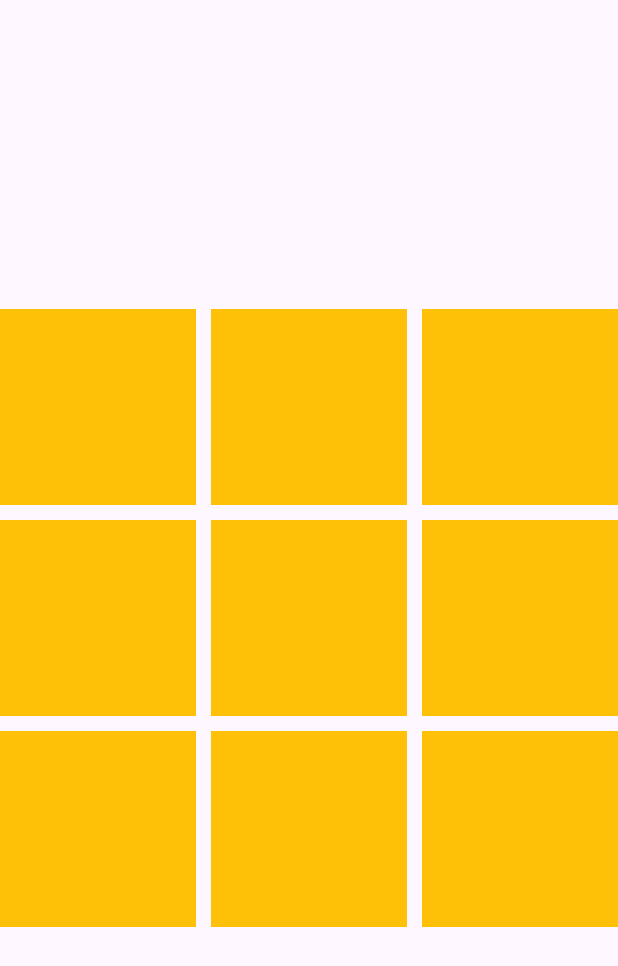
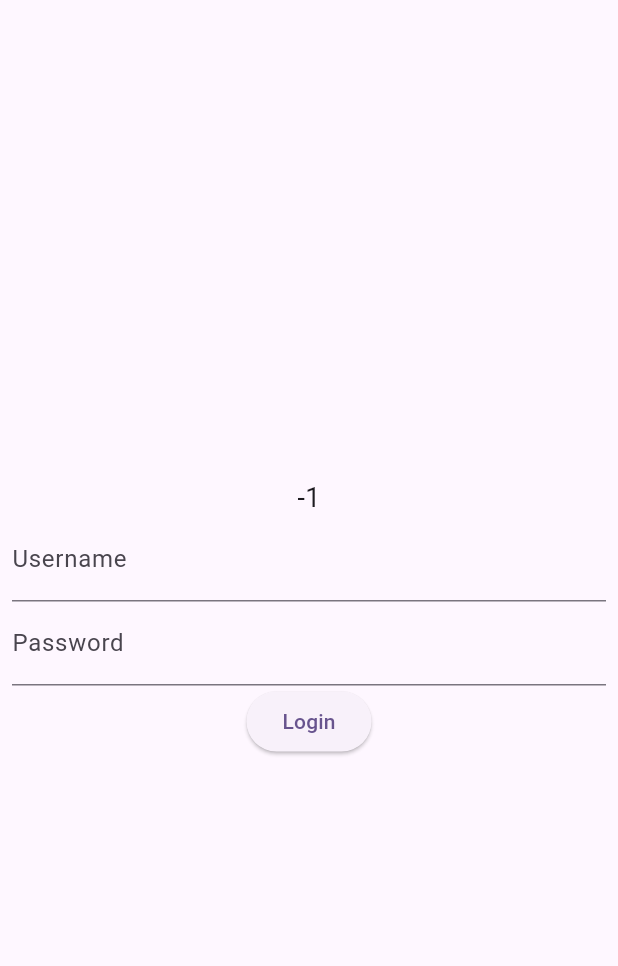
Before and after one commit to sidkulkarni11/FlutterDemoProject, a Flutter app: the screen it shows after launch, on a phone screen of 412 x 824 dp. Shown: the top 966 px of the screen. Run offline on Flutter 3.47's test engine with Material 3 defaults, Android fonts, the phone set to English and light mode, and no system bars; our stand-ins replace shared_preferences.

Commit message:
Local Storage Demo

```diff
--- a/lib/dashboard.dart
+++ /dev/null
@@ -1,62 +0,0 @@
-import 'package:flutter/cupertino.dart';
-import 'package:flutter/material.dart';
-
-class Dashboard extends StatefulWidget {
-  const Dashboard({super.key});
-
-  @override
-  State<Dashboard> createState() => _DashboardState();
-}
-
-class _DashboardState extends State<Dashboard> {
-  List ofXO = List.generate(9, (index) => "");
-  bool whosTurn = true;
-
-  @override
-  Widget build(BuildContext context) {
-    return Scaffold(
-      body: Center(
-        child: GridView(
-          shrinkWrap: true,
-          physics: NeverScrollableScrollPhysics(),
-          gridDelegate: SliverGridDelegateWithFixedCrossAxisCount(
-              crossAxisCount: 3,
-              crossAxisSpacing: 10,
-              mainAxisSpacing: 10
-          ),
-          children: [
-            for(int i = 0; i < 9; i++)...[
-              Center(
-                child: GestureDetector(
-                  onTap: () {
-                    if (ofXO[i] == "")
-                      if (whosTurn) {
-                        ofXO[i] = "X";
-                        whosTurn = false;
-                      }
-                      else {
-                        ofXO[i] = "0";
-                        whosTurn = true;
-                      }
-                    setState(() {});
-                  },
-                  child: Container(
-                    alignment: Alignment.center,
-                    color: Colors.amber,
-                    child: Text(
-                      ofXO[i],
-                      style: TextStyle(
-                          fontSize: 35,
-                          color: Colors.black
-                      ),
-                    ),
-                  ),
-                ),
-              )
-            ]
-          ],
-        ),
-      ),
-    );
-  }
-}
--- /dev/null
+++ b/lib/local_storage_demo.dart
@@ -0,0 +1,72 @@
+import 'package:flutter/cupertino.dart';
+import 'package:flutter/material.dart';
+import 'package:shared_preferences/shared_preferences.dart';
+
+class Localstoragedemo extends StatefulWidget {
+  const Localstoragedemo({super.key});
+
+  @override
+  State<Localstoragedemo> createState() => _LocalstoragedemoState();
+}
+
+class _LocalstoragedemoState extends State<Localstoragedemo> {
+  final usernameController = TextEditingController();
+  final passwordController = TextEditingController();
+  int number = 0;
+
+  setData() async {
+    final SharedPreferences preferences = await SharedPreferences.getInstance();
+    number++;
+    await preferences.setInt("counter", number);
+    setState(() {});
+  }
+
+  getData() async {
+    final SharedPreferences preferences = await SharedPreferences.getInstance();
+    number = preferences.getInt('counter') ?? -1 ;
+
+
+    setState(() {});
+  }
+
+  @override
+  void initState() {
+    getData();
+  }
+
+  @override
+  Widget build(BuildContext context) {
+    return Scaffold(
+      body: Padding(
+        padding: const EdgeInsets.all(8.0),
+        child: Column(
+          mainAxisAlignment: MainAxisAlignment.center,
+          crossAxisAlignment: CrossAxisAlignment.center,
+          children: [
+            Text(
+              number.toString(),
+              style: TextStyle(fontSize: 18),
+            ),
+            TextField(
+              controller: usernameController,
+              decoration: InputDecoration(labelText: "Username"),
+              style: TextStyle(),
+            ),
+            TextField(
+              controller: passwordController,
+              decoration: InputDecoration(labelText: "Password"),
+              style: TextStyle(),
+            ),
+            ElevatedButton(
+                onPressed: () {
+                  setState(() {
+                    setData();
+                  });
+                },
+                child: Text("Login"))
+          ],
+        ),
+      ),
+    );
+  }
+}
--- a/pubspec.yaml
+++ b/pubspec.yaml
@@ -30,6 +30,7 @@ environment:
 dependencies:
   flutter:
     sdk: flutter
+  shared_preferences: ^2.3.2
 
 
   # The following adds the Cupertino Icons font to your application.
```
Also changed, not shown: lib/main.dart (+2 -16 lines), pubspec.lock.
